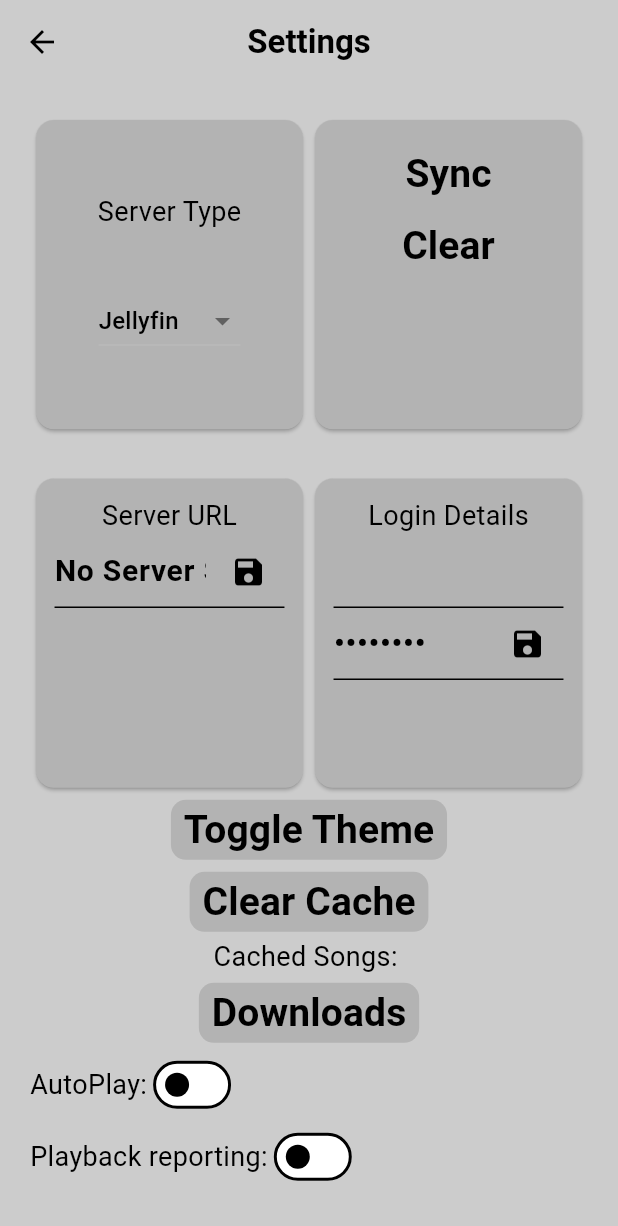
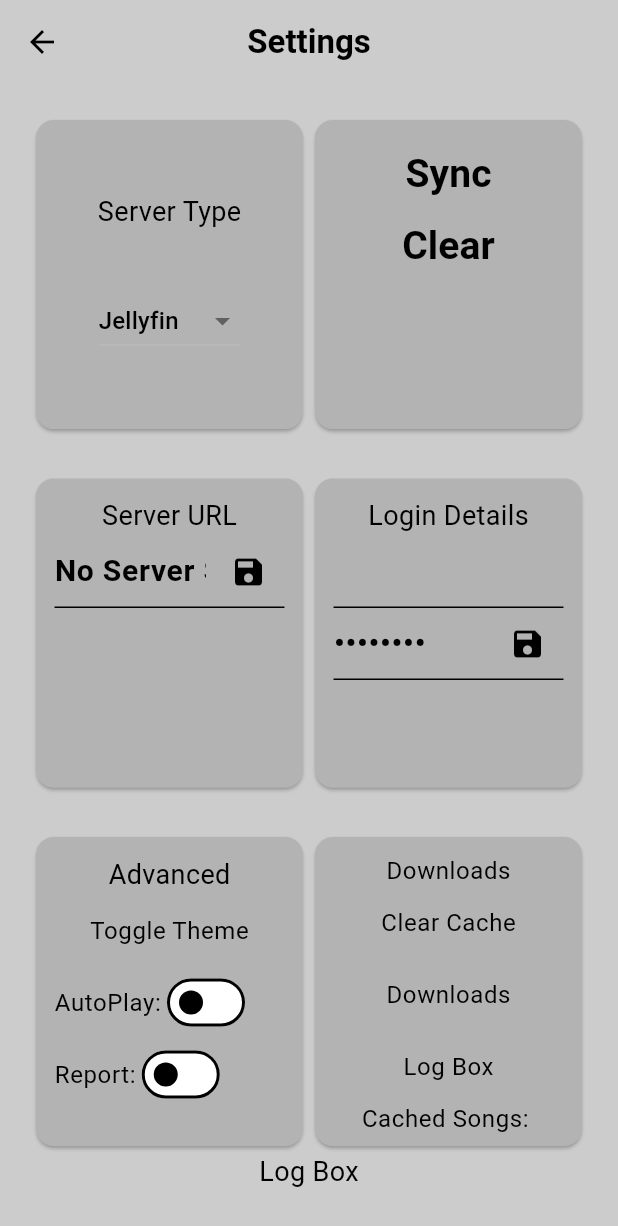
Before and after one commit to obiwanconobi/jel-music-app, a Flutter app: the screen it shows after launch, after a tap on the "settings" icon, on a phone screen of 412 x 824 dp. Shown: the top 1226 px of the screen. Run offline on Flutter 3.47's test engine with Material 3 defaults, Android fonts, the light colour scheme and no system bars; our stand-ins replace adaptive_theme, audio_service, audio_video_progress_bar, cached_network_image, device_info_plus, expandable_text and 10 more; missing offline and left inert: audio_session, quick_actions, solid_bottom_sheet; accounts and stored records are empty; network calls fail.

Commit message:
log box changes

```diff
--- a/lib/controllers/download_controller.dart
+++ b/lib/controllers/download_controller.dart
@@ -98,7 +98,7 @@ class DownloadController{
 
         }
     }
-    logger.addToLog(LogModel(logType: "Error", logDateTime: DateTime.now(), logMessage: "Download Sync Complete"));
+    logger.addToLog(LogModel(logType: "Log", logDateTime: DateTime.now(), logMessage: "Download Sync Complete"));
 
   }
 
--- a/lib/controllers/music_controller.dart
+++ b/lib/controllers/music_controller.dart
@@ -132,28 +132,28 @@ class MusicController extends BaseAudioHandler with ChangeNotifier {
         await playAllSongsFromArtist(idAlbumArtist[1]);
       }else {
         //play album
-        logger.addToLog(LogModel(logType: "Error",logMessage: "Playing album", logDateTime: DateTime.now()));
+        logger.addToLog(LogModel(logType: "Log",logMessage: "Playing album", logDateTime: DateTime.now()));
         await playSongsInAlbum(idAlbumArtist[1], idAlbumArtist[2]);
       }
     }else if(mediaItem.id == "liked_songs"){
-      logger.addToLog(LogModel(logType: "Error",logMessage: "Trying to play liked songs from Android Auto", logDateTime: DateTime.now()));
+      logger.addToLog(LogModel(logType: "Log",logMessage: "Trying to play liked songs from Android Auto", logDateTime: DateTime.now()));
       await _autoPlay();
     }else if(mediaItem.id == "most_played") {
       await mostPlayed();
     }else if (mediaItem.id == "playlist") {
       //play playlist
-      logger.addToLog(LogModel(logType: "Error",logMessage: "Trying to play Playlist. Playlist Id To be played: ${mediaItem.title}", logDateTime: DateTime.now()));
+      logger.addToLog(LogModel(logType: "Log",logMessage: "Trying to play Playlist. Playlist Id To be played: ${mediaItem.title}", logDateTime: DateTime.now()));
       //get playlist songs
 
       //play songs
     }else{
       var idAlbumArtist = mediaId.split('|');
       if(idAlbumArtist[0] == "artist"){
-        logger.addToLog(LogModel(logType: "Error",logMessage: "Playing from else case. artist: ${mediaItem.artist}", logDateTime: DateTime.now()));
+        logger.addToLog(LogModel(logType: "Log",logMessage: "Playing from else case. artist: ${mediaItem.artist}", logDateTime: DateTime.now()));
         await playAllSongsFromArtist(idAlbumArtist[1]);
       }else {
         //play album
-        logger.addToLog(LogModel(logType: "Error",logMessage: "Playing album", logDateTime: DateTime.now()));
+        logger.addToLog(LogModel(logType: "Log",logMessage: "Playing album", logDateTime: DateTime.now()));
         await playSongsInAlbum(mediaItem.artist!, mediaItem.title);
       }
 
@@ -184,16 +184,16 @@ class MusicController extends BaseAudioHandler with ChangeNotifier {
         );
       default:
         var idAlbumArtist = mediaId.split('|');
-        logger.addToLog(LogModel(logType: "Error",logMessage: "Getting MediaItem: $mediaId", logDateTime: DateTime.now()));
+        logger.addToLog(LogModel(logType: "Log",logMessage: "Getting MediaItem: $mediaId", logDateTime: DateTime.now()));
         if(idAlbumArtist[0] == "artist"){
-          logger.addToLog(LogModel(logType: "Error",logMessage: "Artist Media Item: ${idAlbumArtist[1]}", logDateTime: DateTime.now()));
+          logger.addToLog(LogModel(logType: "Log",logMessage: "Artist Media Item: ${idAlbumArtist[1]}", logDateTime: DateTime.now()));
           return artistMediaItemList.where((element) => element.id == mediaId).singleOrNull;
         }else if(idAlbumArtist[0] == "album"){
-          logger.addToLog(LogModel(logType: "Error",logMessage: "Album Media Item: ${idAlbumArtist[1]} - ${idAlbumArtist[2]}", logDateTime: DateTime.now()));
+          logger.addToLog(LogModel(logType: "Log",logMessage: "Album Media Item: ${idAlbumArtist[1]} - ${idAlbumArtist[2]}", logDateTime: DateTime.now()));
           return albumsMediaItemList.where((element) => element.id == mediaId).singleOrNull;
         }else if(idAlbumArtist[0] == "playlist"){
           //get playlist Id
-          logger.addToLog(LogModel(logType: "Error",logMessage: "Trying to get Playlist. Playlist Id To be got: ${idAlbumArtist[1]}", logDateTime: DateTime.now()));
+          logger.addToLog(LogModel(logType: "Log",logMessage: "Trying to get Playlist. Playlist Id To be got: ${idAlbumArtist[1]}", logDateTime: DateTime.now()));
           return MediaItem(id: 'playlist', title: idAlbumArtist[1]);
         }
         return null;
@@ -395,11 +395,11 @@ class MusicController extends BaseAudioHandler with ChangeNotifier {
 
   _startPlaybackProgress()async{
     var playbackLog = GetStorage().read('playbackReporting') ?? false;
-    await logger.addToLog(LogModel(logType: "Error",logMessage: "Playback Logging. Logging song: ${currentSource!.tag.title}", logDateTime: DateTime.now()));
     if(playbackLog) {
       var userId = await GetStorage().read('userId') ?? "NoUser";
       String current = currentSource!.tag.id;
       if(current != "TT"){
+        await logger.addToLog(LogModel(logType: "Log",logMessage: "Playback Logging. Logging song: ${currentSource!.tag.title}", logDateTime: DateTime.now()));
         await jellyfinHandler.startPlaybackReporting(current, userId);
       }
 
--- a/lib/handlers/logger_handler.dart
+++ b/lib/handlers/logger_handler.dart
@@ -11,6 +11,10 @@ class LogHandler{
 
   openBox()async{
     await logHelper.openBox();
+  }
+
+  clearLogs()async{
+    logHelper.clearLog();
   }
 
   listLogsFromBox(){
--- a/lib/main.dart
+++ b/lib/main.dart
@@ -11,6 +11,7 @@ import 'package:jel_music/controllers/artist_controller.dart';
 import 'package:jel_music/controllers/download_controller.dart';
 import 'package:jel_music/controllers/latest_albums_controller.dart';
 import 'package:jel_music/controllers/liked_controller.dart';
+import 'package:jel_music/controllers/log_box_controller.dart';
 import 'package:jel_music/controllers/most_played_songs_controller.dart';
 import 'package:jel_music/controllers/playlist_controller.dart';
 import 'package:jel_music/controllers/playlists_controller.dart';
@@ -82,7 +83,7 @@ Future<void> main() async{
 
    //Handlers
 
-
+  GetIt.I.registerSingleton<LogBoxController>(LogBoxController());
   GetIt.I.registerSingleton<ApiController>(ApiController());
   GetIt.I.registerSingleton<AllSongsController>(AllSongsController());
   GetIt.I.registerSingleton<AllAlbumsController>(AllAlbumsController());
--- a/lib/widgets/settings_page.dart
+++ b/lib/widgets/settings_page.dart
@@ -11,6 +11,7 @@ import 'package:jel_music/hive/helpers/artists_hive_helper.dart';
 import 'package:jel_music/hive/helpers/isynchelper.dart';
 import 'package:jel_music/models/log.dart';
 import 'package:jel_music/widgets/downloads_page.dart';
+import 'package:jel_music/widgets/log_box.dart';
 import 'package:path/path.dart' as p;
 import 'package:path_provider/path_provider.dart';
 import 'package:sizer/sizer.dart';
@@ -151,6 +152,9 @@ class _MyWidgetState extends State<SettingsPage> {
 
   }
 
+  clearLogs()async{
+  }
+
   void clearCache()async{
   //  MusicControllerProvider.of(context, listen:false).clearCache();
     await downloadController.clearDownloads();
@@ -203,6 +207,10 @@ class _MyWidgetState extends State<SettingsPage> {
       Navigator.push(context, MaterialPageRoute(builder: (context) =>  DownloadsPage()),);
   }
 
+  goToLogBox()async{
+    // ignore: prefer_const_constructors
+    Navigator.push(context, MaterialPageRoute(builder: (context) =>  LogBox()),);
+  }
   writeServerType(String serverType)async{
     await GetStorage().write('ServerType', serverType);
   }
@@ -221,8 +229,7 @@ class _MyWidgetState extends State<SettingsPage> {
           child:
             SingleChildScrollView(
               child: Column(
-                children:
-                [
+                children: [
                   GridView(
                     gridDelegate: SliverGridDelegateWithMaxCrossAxisExtent(
                   maxCrossAxisExtent: 60.w, // Adjust this value according to your needs
@@ -230,6 +237,7 @@ class _MyWidgetState extends State<SettingsPage> {
                   mainAxisExtent: 52.w,
                                 ),
                     shrinkWrap: true,
+                    physics: const BouncingScrollPhysics(),
                     children: [
                       Card(
                         child: Padding(
@@ -299,19 +307,17 @@ class _MyWidgetState extends State<SettingsPage> {
                           ],
                         ),
                       )),
-                  ],
-                ),
 
-
-
-
-                  TextButton(onPressed: () { toggleTheme(); }, child: Text('Toggle Theme', style: TextStyle(color: Theme.of(context).textTheme.bodySmall!.color)),),
-                   TextButton(onPressed: () { clearCache(); }, child: Text('Clear Cache', style: TextStyle(color: Theme.of(context).textTheme.bodySmall!.color)),),
-                  Text("Cached Songs: $totalCachedFileCount"),
-                   TextButton(onPressed: () { goToDownloads(); }, child: Text('Downloads', style: TextStyle(color: Theme.of(context).textTheme.bodySmall!.color)),),
+                      Card(child:
+                      Padding(
+                        padding: EdgeInsets.all(3.w),
+                        child: Column(
+                          children: [
+                            Text("Advanced"),
+                            TextButton(onPressed: () { toggleTheme(); }, child: Text('Toggle Theme', style: Theme.of(context).textTheme.bodySmall)),
                             Row(
                               children: [
-                      const Text("AutoPlay:"),
+                                Text("AutoPlay:",  style: Theme.of(context).textTheme.bodySmall),
                                 Switch(
                                   value: autoPlay,
                                   onChanged: (value) {
@@ -325,7 +331,7 @@ class _MyWidgetState extends State<SettingsPage> {
                             ),
                             Row(
                                 children:[
-                      const Text("Playback reporting:"),
+                                  Text("Report:",  style: Theme.of(context).textTheme.bodySmall),
                                   Switch(
                                     value: playbackReporting,
                                     onChanged: (value) {
@@ -337,11 +343,29 @@ class _MyWidgetState extends State<SettingsPage> {
                                   ),
                                 ]
                             ),
-                  SizedBox(
-                    height: 30.h,
-                      child: TextField(maxLines: null, controller: _logController))
                           ],
+                        ),
+                      )),
+                      Card(child:
+                      Padding(
+                        padding: EdgeInsets.all(3.w),
+                        child: Column(
+                          children: [
+                            Text("Downloads",  style: Theme.of(context).textTheme.bodySmall),
+                            TextButton(onPressed: () { clearCache(); }, child: Text('Clear Cache', style:  Theme.of(context).textTheme.bodySmall)),
+                            TextButton(onPressed: () { goToDownloads(); }, child: Text('Downloads', style: Theme.of(context).textTheme.bodySmall)),
+                            TextButton(onPressed: () { goToLogBox(); }, child: Text('Log Box', style: Theme.of(context).textTheme.bodySmall)),
 
+                            Text("Cached Songs: $totalCachedFileCount", style: Theme.of(context).textTheme.bodySmall),
+                          ],
+                        ),
+                      )),
+
+                    ],
+                  ),
+                  Text("Log Box", style: Theme.of(context).textTheme.bodyMedium),
+
+                ],
               ),
             ),
 
```
Also changed, not shown: lib/controllers/log_box_controller.dart (added, +31 -0 lines), lib/widgets/log_box.dart (added, +142 -0 lines). Lines whose indentation alone changed are shown as unchanged.
